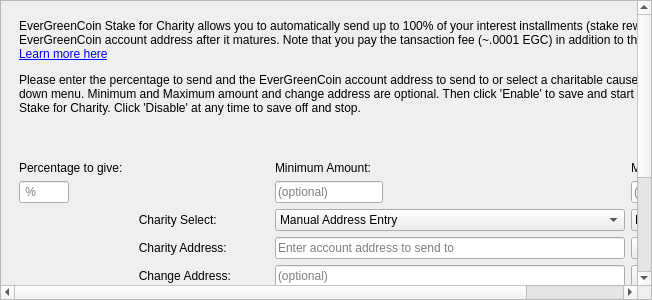
Above: src/qt/forms/charitydialog.ui from EverGreenCoinDev/EverGreenCoin before the change. Below: the same form after it.
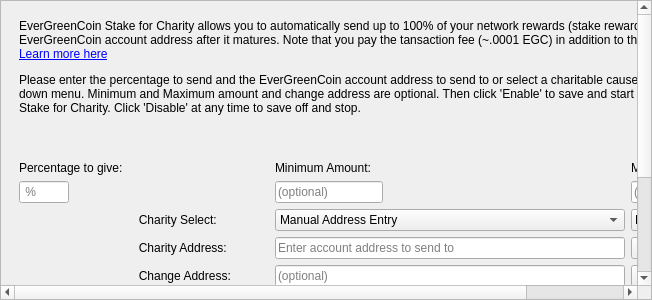
That is the form after the change. Icons and pictures are not drawn.

```diff
--- a/src/qt/forms/charitydialog.ui
+++ b/src/qt/forms/charitydialog.ui
@@ -94,7 +94,7 @@
              <number>1</number>
             </property>
             <property name="text">
-             <string>&lt;html&gt;&lt;head/&gt;&lt;body&gt;&lt;p&gt;EverGreenCoin Stake for Charity allows you to automatically send up to 100% of your interest installments (stake rewards) to another EverGreenCoin account address after it matures. Note that you pay the tansaction fee (~.0001 EGC) in addition to the percentage.  &lt;br /&gt;&lt;a href=&quot;https://evergreencoin.org/staking-for-charity/&quot;&gt;Learn more here&lt;/a&gt;&lt;/p&gt;&lt;p&gt;Please enter the percentage to send and the EverGreenCoin account address to send to or select a charitable cause from the drop-down menu. Minimum and Maximum amount and change address are optional. Then click 'Enable' to save and start EverGreenCoin Stake for Charity. Click 'Disable' at any time to save off and stop.&lt;/p&gt;&lt;p&gt;&lt;br/&gt;&lt;/p&gt;&lt;/body&gt;&lt;/html&gt;</string>
+             <string>&lt;html&gt;&lt;head/&gt;&lt;body&gt;&lt;p&gt;EverGreenCoin Stake for Charity allows you to automatically send up to 100% of your network rewards (stake rewards) to another EverGreenCoin account address after it matures. Note that you pay the tansaction fee (~.0001 EGC) in addition to the percentage.  &lt;br /&gt;&lt;a href=&quot;https://evergreencoin.org/staking-for-charity/&quot;&gt;Learn more here&lt;/a&gt;&lt;/p&gt;&lt;p&gt;Please enter the percentage to send and the EverGreenCoin account address to send to or select a charitable cause from the drop-down menu. Minimum and Maximum amount and change address are optional. Then click 'Enable' to save and start EverGreenCoin Stake for Charity. Click 'Disable' at any time to save off and stop.&lt;/p&gt;&lt;p&gt;&lt;br/&gt;&lt;/p&gt;&lt;/body&gt;&lt;/html&gt;</string>
             </property>
             <property name="alignment">
              <set>Qt::AlignLeading|Qt::AlignLeft|Qt::AlignTop</set>
```
